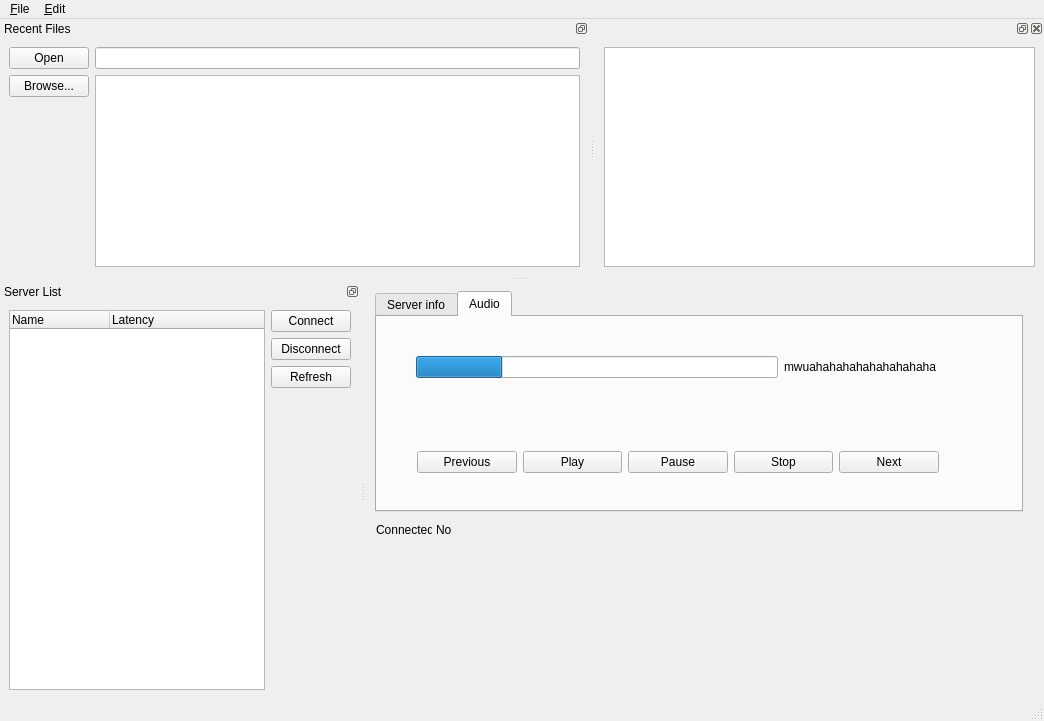
Above: src/qt-client/MainWindow.ui from dgeelen/dmplayer before the change. Below: the same form after it.
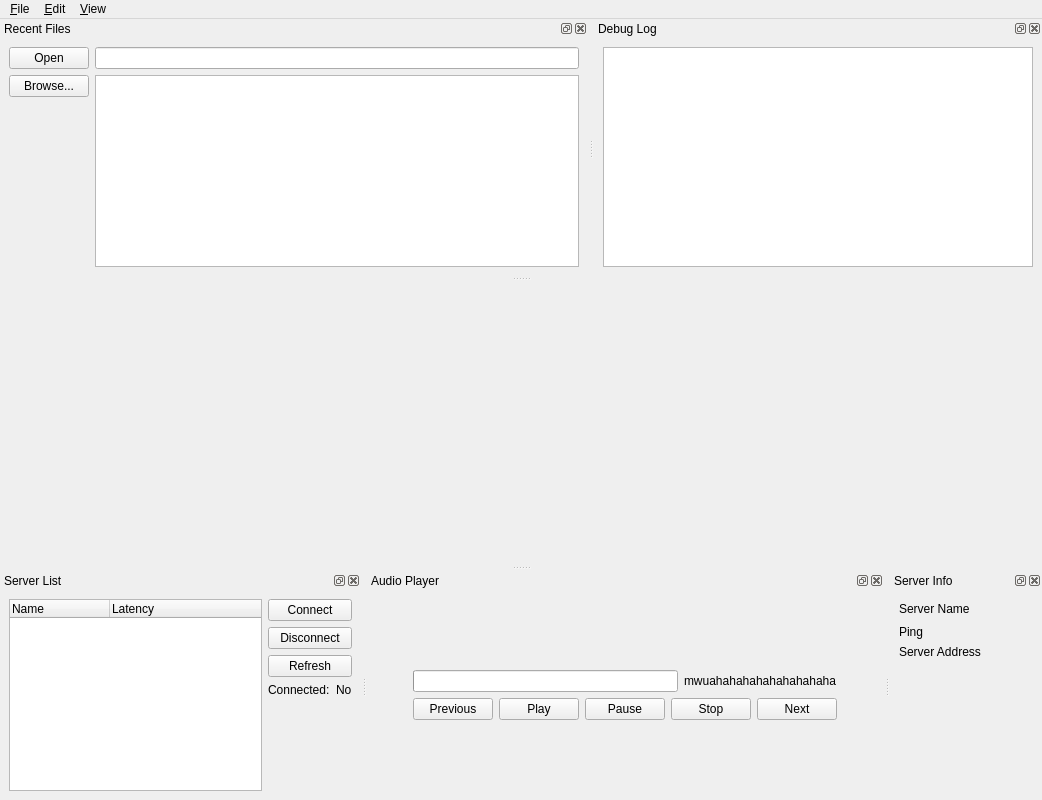
That is the form after the change. Icons and pictures are not drawn.

Commit message: Big update for qt gui.

```diff
--- a/src/qt-client/MainWindow.ui
+++ b/src/qt-client/MainWindow.ui
@@ -5,8 +5,8 @@
    <rect>
     <x>0</x>
     <y>0</y>
-    <width>1044</width>
-    <height>721</height>
+    <width>1042</width>
+    <height>800</height>
    </rect>
   </property>
   <property name="windowTitle" >
@@ -18,246 +18,13 @@
   <property name="dockOptions" >
    <set>QMainWindow::AllowNestedDocks|QMainWindow::AllowTabbedDocks|QMainWindow::AnimatedDocks|QMainWindow::VerticalTabs</set>
   </property>
-  <widget class="QWidget" name="centralwidget" >
-   <widget class="QTabWidget" name="tabWidget" >
-    <property name="geometry" >
-     <rect>
-      <x>9</x>
-      <y>9</y>
-      <width>648</width>
-      <height>221</height>
-     </rect>
-    </property>
-    <property name="currentIndex" >
-     <number>1</number>
-    </property>
-    <property name="elideMode" >
-     <enum>Qt::ElideLeft</enum>
-    </property>
-    <widget class="QWidget" name="tab" >
-     <property name="sizePolicy" >
-      <sizepolicy vsizetype="Preferred" hsizetype="MinimumExpanding" >
-       <horstretch>0</horstretch>
-       <verstretch>0</verstretch>
-      </sizepolicy>
-     </property>
-     <attribute name="title" >
-      <string>Server info</string>
-     </attribute>
-     <layout class="QGridLayout" >
-      <item row="0" column="0" >
-       <layout class="QGridLayout" >
-        <item row="0" column="0" >
-         <widget class="QLabel" name="lblsvname" >
-          <property name="text" >
-           <string>Server Name</string>
-          </property>
-         </widget>
-        </item>
-        <item row="0" column="1" >
-         <widget class="QLabel" name="lblServerName" >
-          <property name="text" >
-           <string/>
-          </property>
-          <property name="indent" >
-           <number>-1</number>
-          </property>
-         </widget>
-        </item>
-        <item row="1" column="0" >
-         <widget class="QLabel" name="lblping" >
-          <property name="text" >
-           <string>Ping</string>
-          </property>
-         </widget>
-        </item>
-        <item row="1" column="1" >
-         <widget class="QLabel" name="lblPing" >
-          <property name="text" >
-           <string/>
-          </property>
-         </widget>
-        </item>
-        <item row="2" column="0" >
-         <widget class="QLabel" name="lblAddress" >
-          <property name="text" >
-           <string>Server Address</string>
-          </property>
-         </widget>
-        </item>
-        <item row="2" column="1" >
-         <widget class="QLabel" name="lblServerAddress" >
-          <property name="text" >
-           <string/>
-          </property>
-         </widget>
-        </item>
-        <item row="3" column="0" >
-         <spacer>
-          <property name="orientation" >
-           <enum>Qt::Vertical</enum>
-          </property>
-          <property name="sizeHint" >
-           <size>
-            <width>20</width>
-            <height>40</height>
-           </size>
-          </property>
-         </spacer>
-        </item>
-        <item row="0" column="2" >
-         <spacer>
-          <property name="orientation" >
-           <enum>Qt::Horizontal</enum>
-          </property>
-          <property name="sizeHint" >
-           <size>
-            <width>40</width>
-            <height>20</height>
-           </size>
-          </property>
-         </spacer>
-        </item>
-       </layout>
-      </item>
-     </layout>
-    </widget>
-    <widget class="QWidget" name="tab_2" >
-     <attribute name="title" >
-      <string>Audio</string>
-     </attribute>
-     <widget class="QWidget" name="horizontalLayout" >
-      <property name="geometry" >
-       <rect>
-        <x>40</x>
-        <y>110</y>
-        <width>522</width>
-        <height>71</height>
-       </rect>
-      </property>
-      <layout class="QHBoxLayout" >
-       <item>
-        <widget class="QPushButton" name="PreviousButton" >
-         <property name="text" >
-          <string>Previous</string>
-         </property>
-         <property name="icon" >
-          <iconset resource="icons.qrc" >:/new/prefix1/Images/Prev.png</iconset>
-         </property>
-        </widget>
-       </item>
-       <item>
-        <widget class="QPushButton" name="PlayButton" >
-         <property name="text" >
-          <string>Play</string>
-         </property>
-         <property name="icon" >
-          <iconset resource="icons.qrc" >:/new/prefix1/Images/Play.png</iconset>
-         </property>
-        </widget>
-       </item>
-       <item>
-        <widget class="QPushButton" name="PauseButton" >
-         <property name="text" >
-          <string>Pause</string>
-         </property>
-         <property name="icon" >
-          <iconset resource="icons.qrc" >:/new/prefix1/Images/Pause.png</iconset>
-         </property>
-        </widget>
-       </item>
-       <item>
-        <widget class="QPushButton" name="StopButton" >
-         <property name="text" >
-          <string>Stop</string>
-         </property>
-         <property name="icon" >
-          <iconset resource="icons.qrc" >:/new/prefix1/Images/Stop.png</iconset>
-         </property>
-        </widget>
-       </item>
-       <item>
-        <widget class="QPushButton" name="NextButton" >
-         <property name="text" >
-          <string>Next</string>
-         </property>
-         <property name="icon" >
-          <iconset resource="icons.qrc" >:/new/prefix1/Images/Next.png</iconset>
-         </property>
-        </widget>
-       </item>
-      </layout>
-     </widget>
-     <widget class="QWidget" name="horizontalLayout_2" >
-      <property name="geometry" >
-       <rect>
-        <x>39</x>
-        <y>10</y>
-        <width>521</width>
-        <height>80</height>
-       </rect>
-      </property>
-      <layout class="QHBoxLayout" >
-       <item>
-        <widget class="QProgressBar" name="trackProgress" >
-         <property name="value" >
-          <number>24</number>
-         </property>
-         <property name="alignment" >
-          <set>Qt::AlignLeading</set>
-         </property>
-         <property name="textVisible" >
-          <bool>false</bool>
-         </property>
-         <property name="format" >
-          <string>%p%</string>
-         </property>
-        </widget>
-       </item>
-       <item>
-        <widget class="QLabel" name="label" >
-         <property name="text" >
-          <string>mwuahahahahahahahahaha</string>
-         </property>
-        </widget>
-       </item>
-      </layout>
-     </widget>
-    </widget>
-   </widget>
-   <widget class="QLabel" name="label_2" >
-    <property name="geometry" >
-     <rect>
-      <x>10</x>
-      <y>240</y>
-      <width>56</width>
-      <height>16</height>
-     </rect>
-    </property>
-    <property name="text" >
-     <string>Connected:</string>
-    </property>
-   </widget>
-   <widget class="QLabel" name="labelConnected" >
-    <property name="geometry" >
-     <rect>
-      <x>70</x>
-      <y>240</y>
-      <width>46</width>
-      <height>16</height>
-     </rect>
-    </property>
-    <property name="text" >
-     <string>No</string>
-    </property>
-   </widget>
-  </widget>
+  <widget class="QWidget" name="centralwidget" />
   <widget class="QMenuBar" name="menubar" >
    <property name="geometry" >
     <rect>
      <x>0</x>
      <y>0</y>
-     <width>1044</width>
+     <width>1042</width>
      <height>19</height>
     </rect>
    </property>
@@ -278,22 +45,30 @@
     <addaction name="actionPaste" />
     <addaction name="actionDelete" />
    </widget>
+   <widget class="QMenu" name="menu_View" >
+    <property name="title" >
+     <string>&amp;View</string>
+    </property>
+   </widget>
    <addaction name="menu_File" />
    <addaction name="menu_Edit" />
+   <addaction name="menu_View" />
   </widget>
-  <widget class="QStatusBar" name="statusbar" />
   <widget class="QDockWidget" name="dockServerList" >
    <property name="floating" >
     <bool>false</bool>
    </property>
    <property name="features" >
-    <set>QDockWidget::DockWidgetFloatable|QDockWidget::DockWidgetMovable|QDockWidget::NoDockWidgetFeatures</set>
+    <set>QDockWidget::AllDockWidgetFeatures</set>
+   </property>
+   <property name="allowedAreas" >
+    <set>Qt::AllDockWidgetAreas</set>
    </property>
    <property name="windowTitle" >
     <string>Server List</string>
    </property>
    <attribute name="dockWidgetArea" >
-    <number>1</number>
+    <number>8</number>
    </attribute>
    <widget class="QWidget" name="dockWidgetContents" >
     <layout class="QHBoxLayout" >
@@ -334,6 +109,24 @@
          </property>
         </widget>
        </item>
+       <item>
+        <layout class="QHBoxLayout" >
+         <item>
+          <widget class="QLabel" name="label_2" >
+           <property name="text" >
+            <string>Connected:</string>
+           </property>
+          </widget>
+         </item>
+         <item>
+          <widget class="QLabel" name="labelConnected" >
+           <property name="text" >
+            <string>No</string>
+           </property>
+          </widget>
+         </item>
+        </layout>
+       </item>
        <item>
         <spacer>
          <property name="orientation" >
@@ -357,7 +150,10 @@
     <bool>false</bool>
    </property>
    <property name="features" >
-    <set>QDockWidget::DockWidgetFloatable|QDockWidget::DockWidgetMovable|QDockWidget::NoDockWidgetFeatures</set>
+    <set>QDockWidget::AllDockWidgetFeatures</set>
+   </property>
+   <property name="allowedAreas" >
+    <set>Qt::AllDockWidgetAreas</set>
    </property>
    <property name="windowTitle" >
     <string>Recent Files</string>
@@ -423,6 +219,15 @@
    <property name="floating" >
     <bool>false</bool>
    </property>
+   <property name="features" >
+    <set>QDockWidget::AllDockWidgetFeatures</set>
+   </property>
+   <property name="allowedAreas" >
+    <set>Qt::AllDockWidgetAreas</set>
+   </property>
+   <property name="windowTitle" >
+    <string>Debug Log</string>
+   </property>
    <attribute name="dockWidgetArea" >
     <number>4</number>
    </attribute>
@@ -434,6 +239,246 @@
     </layout>
    </widget>
   </widget>
+  <widget class="QDockWidget" name="dockAudioPlayer" >
+   <property name="features" >
+    <set>QDockWidget::AllDockWidgetFeatures</set>
+   </property>
+   <property name="allowedAreas" >
+    <set>Qt::AllDockWidgetAreas</set>
+   </property>
+   <property name="windowTitle" >
+    <string>Audio Player</string>
+   </property>
+   <attribute name="dockWidgetArea" >
+    <number>8</number>
+   </attribute>
+   <widget class="QWidget" name="dockWidgetContents_6" >
+    <layout class="QGridLayout" >
+     <item row="1" column="1" >
+      <layout class="QHBoxLayout" >
+       <item>
+        <widget class="QProgressBar" name="trackProgress" >
+         <property name="value" >
+          <number>0</number>
+         </property>
+         <property name="alignment" >
+          <set>Qt::AlignLeading</set>
+         </property>
+         <property name="textVisible" >
+          <bool>false</bool>
+         </property>
+         <property name="format" >
+          <string>%p%</string>
+         </property>
+        </widget>
+       </item>
+       <item>
+        <widget class="QLabel" name="label" >
+         <property name="text" >
+          <string>mwuahahahahahahahahaha</string>
+         </property>
+        </widget>
+       </item>
+      </layout>
+     </item>
+     <item row="2" column="1" >
+      <layout class="QHBoxLayout" >
+       <item>
+        <widget class="QPushButton" name="PreviousButton" >
+         <property name="text" >
+          <string>Previous</string>
+         </property>
+         <property name="icon" >
+          <iconset resource="icons.qrc" >:/new/prefix1/Images/Prev.png</iconset>
+         </property>
+        </widget>
+       </item>
+       <item>
+        <widget class="QPushButton" name="PlayButton" >
+         <property name="text" >
+          <string>Play</string>
+         </property>
+         <property name="icon" >
+          <iconset resource="icons.qrc" >:/new/prefix1/Images/Play.png</iconset>
+         </property>
+        </widget>
+       </item>
+       <item>
+        <widget class="QPushButton" name="PauseButton" >
+         <property name="text" >
+          <string>Pause</string>
+         </property>
+         <property name="icon" >
+          <iconset resource="icons.qrc" >:/new/prefix1/Images/Pause.png</iconset>
+         </property>
+        </widget>
+       </item>
+       <item>
+        <widget class="QPushButton" name="StopButton" >
+         <property name="text" >
+          <string>Stop</string>
+         </property>
+         <property name="icon" >
+          <iconset resource="icons.qrc" >:/new/prefix1/Images/Stop.png</iconset>
+         </property>
+        </widget>
+       </item>
+       <item>
+        <widget class="QPushButton" name="NextButton" >
+         <property name="text" >
+          <string>Next</string>
+         </property>
+         <property name="icon" >
+          <iconset resource="icons.qrc" >:/new/prefix1/Images/Next.png</iconset>
+         </property>
+        </widget>
+       </item>
+      </layout>
+     </item>
+     <item row="0" column="1" >
+      <spacer>
+       <property name="orientation" >
+        <enum>Qt::Vertical</enum>
+       </property>
+       <property name="sizeHint" >
+        <size>
+         <width>20</width>
+         <height>40</height>
+        </size>
+       </property>
+      </spacer>
+     </item>
+     <item row="3" column="1" >
+      <spacer>
+       <property name="orientation" >
+        <enum>Qt::Vertical</enum>
+       </property>
+       <property name="sizeHint" >
+        <size>
+         <width>20</width>
+         <height>40</height>
+        </size>
+       </property>
+      </spacer>
+     </item>
+     <item row="1" column="0" >
+      <spacer>
+       <property name="orientation" >
+        <enum>Qt::Horizontal</enum>
+       </property>
+       <property name="sizeHint" >
+        <size>
+         <width>40</width>
+         <height>20</height>
+        </size>
+       </property>
+      </spacer>
+     </item>
+     <item row="1" column="2" >
+      <spacer>
+       <property name="orientation" >
+        <enum>Qt::Horizontal</enum>
+       </property>
+       <property name="sizeHint" >
+        <size>
+         <width>40</width>
+         <height>20</height>
+        </size>
+       </property>
+      </spacer>
+     </item>
+    </layout>
+   </widget>
+  </widget>
+  <widget class="QDockWidget" name="dockServerInfo" >
+   <property name="features" >
+    <set>QDockWidget::AllDockWidgetFeatures</set>
+   </property>
+   <property name="allowedAreas" >
+    <set>Qt::AllDockWidgetAreas</set>
+   </property>
+   <property name="windowTitle" >
+    <string>Server Info</string>
+   </property>
+   <attribute name="dockWidgetArea" >
+    <number>8</number>
+   </attribute>
+   <widget class="QWidget" name="dockWidgetContents_4" >
+    <layout class="QGridLayout" >
+     <item row="0" column="0" >
+      <widget class="QLabel" name="lblsvname" >
+       <property name="text" >
+        <string>Server Name</string>
+       </property>
+      </widget>
+     </item>
+     <item row="0" column="1" >
+      <widget class="QLabel" name="lblServerName" >
+       <property name="text" >
+        <string/>
+       </property>
+       <property name="indent" >
+        <number>-1</number>
+       </property>
+      </widget>
+     </item>
+     <item row="0" column="2" >
+      <spacer>
+       <property name="orientation" >
+        <enum>Qt::Horizontal</enum>
+       </property>
+       <property name="sizeHint" >
+        <size>
+         <width>40</width>
+         <height>20</height>
+        </size>
+       </property>
+      </spacer>
+     </item>
+     <item row="1" column="0" >
+      <widget class="QLabel" name="lblping" >
+       <property name="text" >
+        <string>Ping</string>
+       </property>
+      </widget>
+     </item>
+     <item row="1" column="1" >
+      <widget class="QLabel" name="lblPing" >
+       <property name="text" >
+        <string/>
+       </property>
+      </widget>
+     </item>
+     <item row="2" column="0" >
+      <widget class="QLabel" name="lblAddress" >
+       <property name="text" >
+        <string>Server Address</string>
+       </property>
+      </widget>
+     </item>
+     <item row="2" column="1" >
+      <widget class="QLabel" name="lblServerAddress" >
+       <property name="text" >
+        <string/>
+       </property>
+      </widget>
+     </item>
+     <item row="3" column="0" >
+      <spacer>
+       <property name="orientation" >
+        <enum>Qt::Vertical</enum>
+       </property>
+       <property name="sizeHint" >
+        <size>
+         <width>20</width>
+         <height>40</height>
+        </size>
+       </property>
+      </spacer>
+     </item>
+    </layout>
+   </widget>
+  </widget>
   <action name="action_Quit" >
    <property name="text" >
     <string>&amp;Quit</string>
```
Left out of the diff: 2 changed lines with no effect on the pictures. The commit also changes 3 other files.
